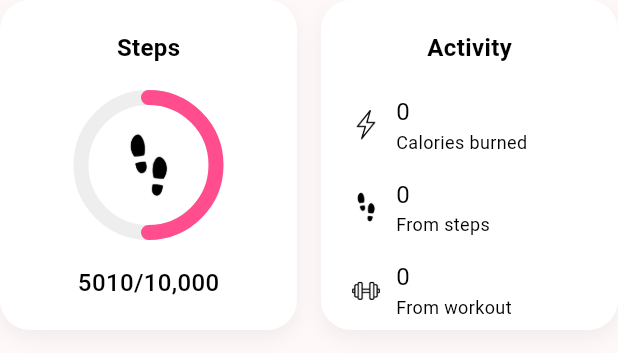
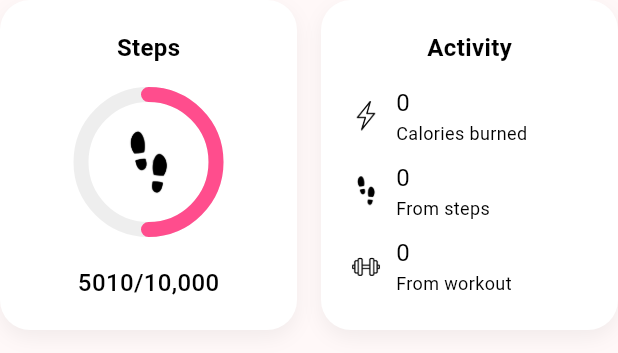
Before and after one commit to FitlyDeveloper/trissafe, a Flutter app: the HomeCard2 widget shown alone on an empty page, opened directly, on a phone screen of 412 x 824 dp. Shown: the top 353 px of the screen. Run offline on Flutter 3.47's test engine with Material 3 defaults, Android fonts, the phone set to English and light mode, and no system bars; our stand-ins replace camera, cloud_functions, device_preview, dotted_border, firebase_auth, firebase_core and 6 more; missing offline and left inert: dart:html, dart:js, health; accounts and stored records are empty.

Commit message:
Fix layout issues: Activity card spacing and Calendar spacing in Memories

```diff
--- a/lib/Features/codia/Memories.dart
+++ b/lib/Features/codia/Memories.dart
@@ -70,7 +70,7 @@ class _MemoriesScreenState extends State<MemoriesScreen> {
                 // January 2025 Calendar
                 Padding(
                   padding:
-                      const EdgeInsets.symmetric(horizontal: 29, vertical: 8),
+                      const EdgeInsets.symmetric(horizontal: 29).copyWith(top: 20, bottom: 8),
                         child: Container(
                     padding: EdgeInsets.all(20),
                     decoration: BoxDecoration(
@@ -126,7 +126,7 @@ class _MemoriesScreenState extends State<MemoriesScreen> {
                 // December 2024 Calendar
                 Padding(
                   padding:
-                      const EdgeInsets.symmetric(horizontal: 29, vertical: 8),
+                      const EdgeInsets.symmetric(horizontal: 29).copyWith(top: 8, bottom: 8),
                         child: Container(
                     padding: EdgeInsets.all(20),
                     decoration: BoxDecoration(
--- a/lib/Features/codia/home_card2.dart
+++ b/lib/Features/codia/home_card2.dart
@@ -68,7 +68,7 @@ class HomeCard2 extends StatelessWidget {
                       ),
                     ),
                   ),
-                  SizedBox(height: 10),
+                  SizedBox(height: 14),
 
                   // Steps count
                   Text(
@@ -116,7 +116,7 @@ class HomeCard2 extends StatelessWidget {
                       ),
                     ),
                   ),
-                  SizedBox(height: 20),
+                  SizedBox(height: 14),
 
                   // Calories burned
                   Row(
@@ -127,7 +127,8 @@ class HomeCard2 extends StatelessWidget {
                         height: 20,
                       ),
                       SizedBox(width: 10),
-                      Column(
+                      Expanded(
+                        child: Column(
                           crossAxisAlignment: CrossAxisAlignment.start,
                           children: [
                             Text(
@@ -141,6 +142,7 @@ class HomeCard2 extends StatelessWidget {
                             ),
                             Text(
                               'Calories burned',
+                              overflow: TextOverflow.ellipsis,
                               style: TextStyle(
                                 fontSize: 12,
                                 fontWeight: FontWeight.normal,
@@ -150,9 +152,10 @@ class HomeCard2 extends StatelessWidget {
                             ),
                           ],
                         ),
+                      ),
                     ],
                   ),
-                  SizedBox(height: 15),
+                  SizedBox(height: 10),
 
                   // From steps
                   Row(
@@ -163,7 +166,8 @@ class HomeCard2 extends StatelessWidget {
                         height: 20,
                       ),
                       SizedBox(width: 10),
-                      Column(
+                      Expanded(
+                        child: Column(
                           crossAxisAlignment: CrossAxisAlignment.start,
                           children: [
                             Text(
@@ -177,6 +181,7 @@ class HomeCard2 extends StatelessWidget {
                             ),
                             Text(
                               'From steps',
+                              overflow: TextOverflow.ellipsis,
                               style: TextStyle(
                                 fontSize: 12,
                                 fontWeight: FontWeight.normal,
@@ -186,9 +191,10 @@ class HomeCard2 extends StatelessWidget {
                             ),
                           ],
                         ),
+                      ),
                     ],
                   ),
-                  SizedBox(height: 15),
+                  SizedBox(height: 10),
 
                   // From workout
                   Row(
@@ -199,7 +205,8 @@ class HomeCard2 extends StatelessWidget {
                         height: 20,
                       ),
                       SizedBox(width: 10),
-                      Column(
+                      Expanded(
+                        child: Column(
                           crossAxisAlignment: CrossAxisAlignment.start,
                           children: [
                             Text(
@@ -213,6 +220,7 @@ class HomeCard2 extends StatelessWidget {
                             ),
                             Text(
                               'From workout',
+                              overflow: TextOverflow.ellipsis,
                               style: TextStyle(
                                 fontSize: 12,
                                 fontWeight: FontWeight.normal,
@@ -221,6 +229,7 @@ class HomeCard2 extends StatelessWidget {
                               ),
                             ),
                           ],
+                        ),
                       ),
                     ],
                   ),
```
Lines whose indentation alone changed are shown as unchanged.
